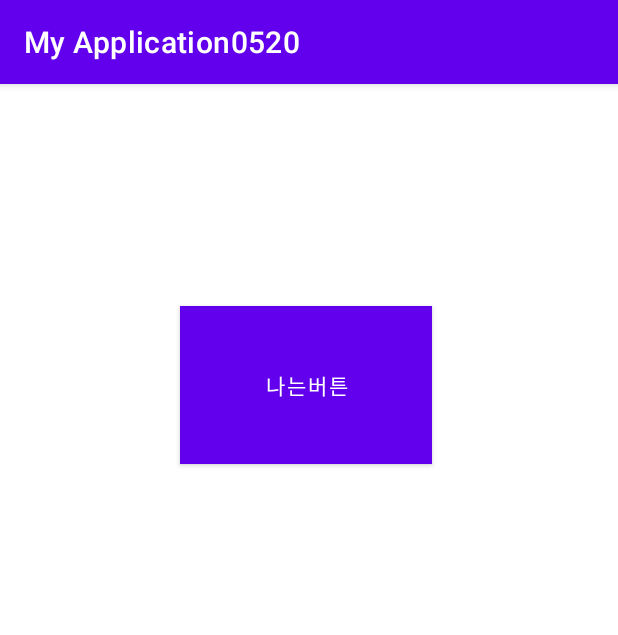
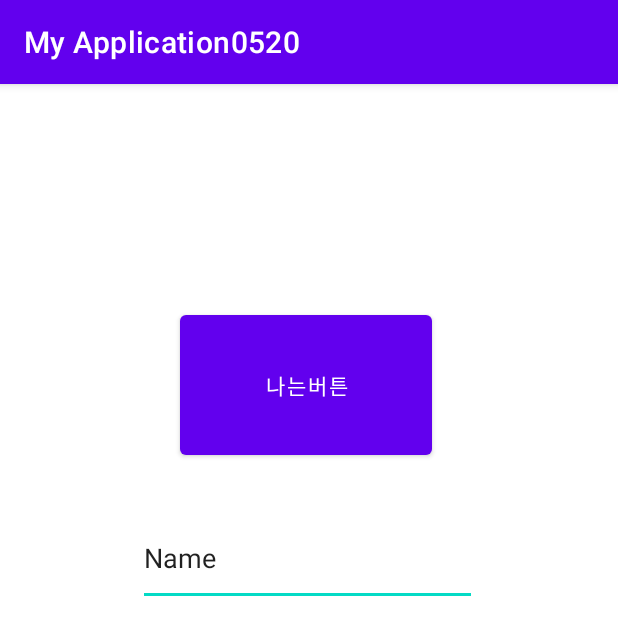
Before and after one commit to oocheol/Android, an Android app: the screen it shows after launch (MainActivity), after a tap on "나는버튼", on a phone screen of 412 x 824 dp. Shown: the top 635 px of the screen. Run offline under Robolectric (Android 15) with nearby library versions, the phone set to English and light mode, and no system bars.

Commit message:
22/05/20

```diff
--- a/app/src/main/java/com/example/myapplication0520/MainActivity.java
+++ b/app/src/main/java/com/example/myapplication0520/MainActivity.java
@@ -4,25 +4,39 @@ import androidx.appcompat.app.AppCompatActivity;
 import android.os.Bundle;
 import android.util.Log;
 import android.view.View;
+import android.widget.EditText;
 
 public class MainActivity extends AppCompatActivity {
+    EditText editText;
 
     // 우리가 만든 어플을 실질적으로 실행시켜주는 역할
     @Override
     protected void onCreate(Bundle savedInstanceState) {
         // Java의 Main 메소드!
         super.onCreate(savedInstanceState);
+
+        // xml 파일을 실질적으로 화면에 보여지게끔 만들어 줌!
         setContentView(R.layout.activity_main);
 
-        // 버튼이 클릭 되었을 때 "버튼클릭"을 출력하고 싶음
+        // EditText --> PlainText
+        editText = findViewById(R.id.editText);
 
     }
+
+    // 버튼이 클릭 되었을 때 "버튼클릭"을 출력하고 싶음
+    // 1. 이벤트 적용시키는 방법!
     public void click(View view){
         // View : 뷰 객체를 받을꺼에요
         // --> 뷰에 대한 정보를 받아올껍니다!
         // Log.d --> System.out.println()
         // Log.d("Tag 안내문구", "출력시키고 싶은 내용")
         Log.d("출력문","버튼클릭!");
+
+        // Plain Text에 입력한 내용을 출력하고 싶어요!
+        // Plain Text를 객체로 가져와서 안에 있는 내용을 꺼내야 함!
+        // getText() --> xml에서 인식 가능한 문자열타입
+        String data = editText.getText().toString();
+        Log.d("입력한 내용",data);
     }
 
 }
--- a/app/src/main/res/layout/activity_main.xml
+++ b/app/src/main/res/layout/activity_main.xml
@@ -12,10 +12,21 @@
         android:layout_height="105dp"
         android:layout_marginStart="120dp"
         android:layout_marginTop="148dp"
-        android:background="@color/red"
         android:onClick="click"
         android:text="@string/FirstText"
         app:layout_constraintStart_toStartOf="parent"
         app:layout_constraintTop_toTopOf="parent" />
 
+    <EditText
+        android:id="@+id/editText"
+        android:layout_width="226dp"
+        android:layout_height="64dp"
+        android:layout_marginStart="92dp"
+        android:layout_marginTop="284dp"
+        android:ems="10"
+        android:inputType="textPersonName"
+        android:text="Name"
+        app:layout_constraintStart_toStartOf="parent"
+        app:layout_constraintTop_toTopOf="parent" />
+
 </androidx.constraintlayout.widget.ConstraintLayout>
```
